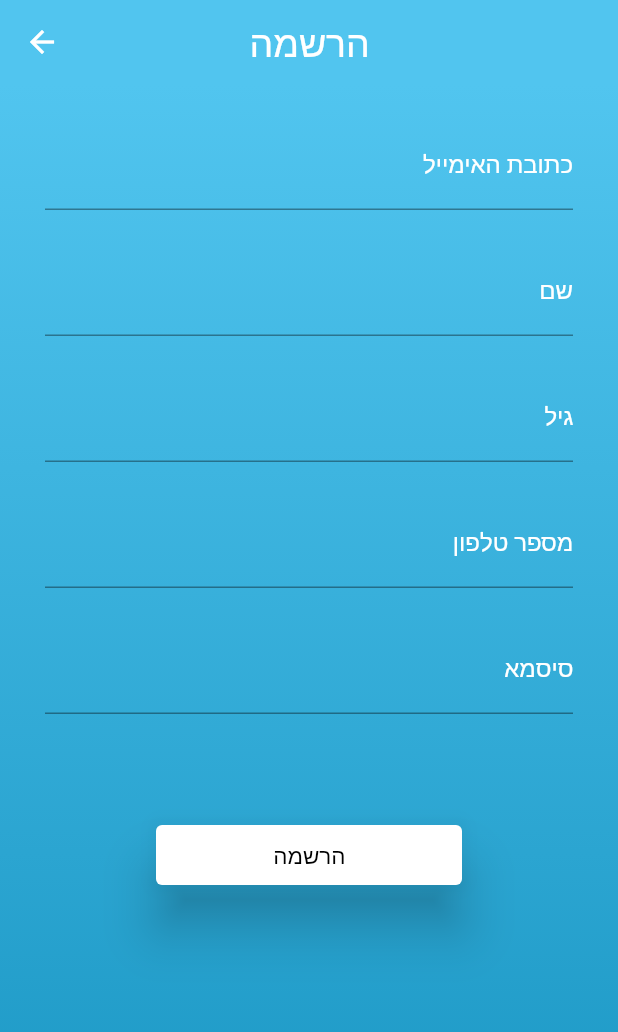
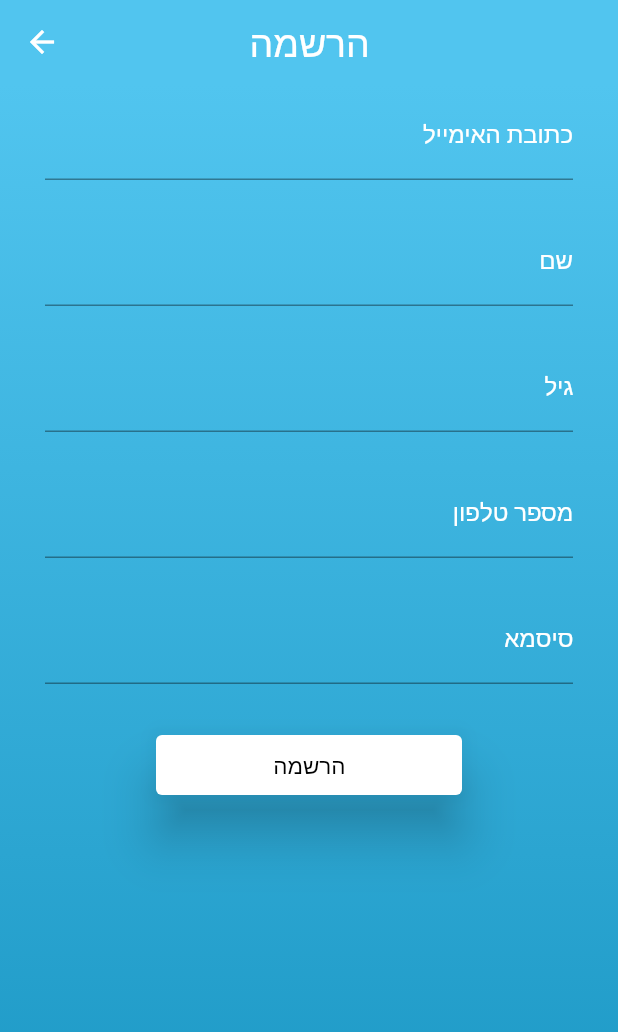
Before and after one commit to razdahan/Searching-Driving-Instructors, a Flutter app: the screen it shows after launch, after a tap on "הרשמה", on a phone screen of 412 x 824 dp. Shown: the top 1032 px of the screen. Run offline on Flutter 3.47's test engine with Material 2 defaults, Android fonts, the phone set to English and light mode, and no system bars; our stand-ins replace cloud_firestore, firebase_auth; missing offline and left inert: autocomplete_textfield; accounts and stored records are empty; Roboto replaces fonts that are missing (cour); project files that could hold a hidden picture were left out.

Commit message:
Omer Hayal sheli

```diff
--- a/main/lib/Pages/Reviews/InstructorProfile.dart
+++ b/main/lib/Pages/Reviews/InstructorProfile.dart
@@ -85,9 +85,9 @@ class _InstructorProfileState extends State<InstructorProfile> {
                   begin: FractionalOffset.bottomCenter,
                   end: FractionalOffset.topCenter,
                 )),
-                child: SingleChildScrollView(
-                    child: new Column(
+            child: ListView(
+
                 children: reviews,
-              )))));
+              ))));
   }
 }
--- a/main/lib/Pages/Reviews/searchInstructor.dart
+++ b/main/lib/Pages/Reviews/searchInstructor.dart
@@ -68,7 +68,7 @@ class _ViewReviewState extends State<ViewReview> {
               ),
               Padding(
                 padding:const EdgeInsets.only(
-                left: 100.0, right: 100.0, top: 75.0),
+                    left: 20.0, top: 75.0),
               ),
               Text(
                 d.name,
@@ -89,6 +89,7 @@ class _ViewReviewState extends State<ViewReview> {
           primaryColorDark: Colors.white,
         ),
         child: Scaffold(
+            resizeToAvoidBottomPadding: false,
             appBar: AppBar(
               title: Text("חפש את המורה",
                   style: new TextStyle(color: Colors.white)),
@@ -108,7 +109,7 @@ class _ViewReviewState extends State<ViewReview> {
                     )),
                 child: Form(
                     key: _formKey,
-                    child: Column(
+                    child: ListView(
                       children: <Widget>[
                         loading
                             ? LinearProgressIndicator()
--- a/main/lib/Pages/Setup/SignUp.dart
+++ b/main/lib/Pages/Setup/SignUp.dart
@@ -23,6 +23,7 @@ class _SignUpState extends State<SignUp> {
           primaryColorDark: Colors.white,
         ),
         child: Scaffold(
+            resizeToAvoidBottomPadding: false,
             appBar: AppBar(
               title: Text('הרשמה', style: new TextStyle(fontSize:25,color: Colors.white)),
               backgroundColor: HexColor("#51C5EF"),
@@ -33,6 +34,7 @@ class _SignUpState extends State<SignUp> {
               ),
             ),
             body: Container(
+
                 decoration: new BoxDecoration(
                     gradient: new LinearGradient(
                   colors: [HexColor("#1895C2"), HexColor("#51C5EF")],
@@ -41,12 +43,12 @@ class _SignUpState extends State<SignUp> {
                 )),
                 child: Form(
                     key: _formKey,
-                    child: Column(
+                    child: ListView(
                       children: <Widget>[
                         Directionality(
                             textDirection: TextDirection.rtl,
                             child: Padding(
-                                padding: EdgeInsets.only(left:30,right:30,top: 25.0),
+                                padding: EdgeInsets.only(left:30,right:30,top: 5.0),
                                 child: TextFormField(
                                   decoration: new InputDecoration(
                                     labelText: "כתובת האימייל",
@@ -158,7 +160,7 @@ class _SignUpState extends State<SignUp> {
                             Expanded(
                               child: Padding(
                                   padding: const EdgeInsets.only(
-                                      left: 100.0, right: 100.0, top: 70.0),
+                                      left: 100.0, right: 100.0, top: 30.0),
                                   child: Card(
                                     elevation: 15,
                                     child: GestureDetector(
--- a/main/lib/main.dart
+++ b/main/lib/main.dart
@@ -116,7 +116,7 @@ class _MyappState extends State<Myapp> {
                   name: name,
               ))
             : MaterialApp(
-                debugShowCheckedModeBanner: false,
+                debugShowCheckedModeBanner: true,
                 theme: ThemeData(
                   fontFamily: 'Cour',
                 ),
@@ -134,6 +134,7 @@ class MyHomePage extends StatelessWidget {
   Widget build(BuildContext context) {
     print(username);
     return new Scaffold(
+        resizeToAvoidBottomPadding: false,
       body: Container(
         decoration: new BoxDecoration(
             gradient: new LinearGradient(
@@ -141,8 +142,8 @@ class MyHomePage extends StatelessWidget {
               begin: FractionalOffset.bottomCenter,
               end: FractionalOffset.topCenter,
             )),
-        child: Column(
-          mainAxisAlignment: MainAxisAlignment.center,
+        child: ListView(
+
           children: <Widget>[
             new Row(
               mainAxisAlignment: MainAxisAlignment.center,
```
Also changed, not shown: main/lib/Pages/Home.dart (+7 -1 lines), main/lib/Pages/Setup/SignIn.dart (+6 -6 lines). Lines whose indentation alone changed are shown as unchanged.
